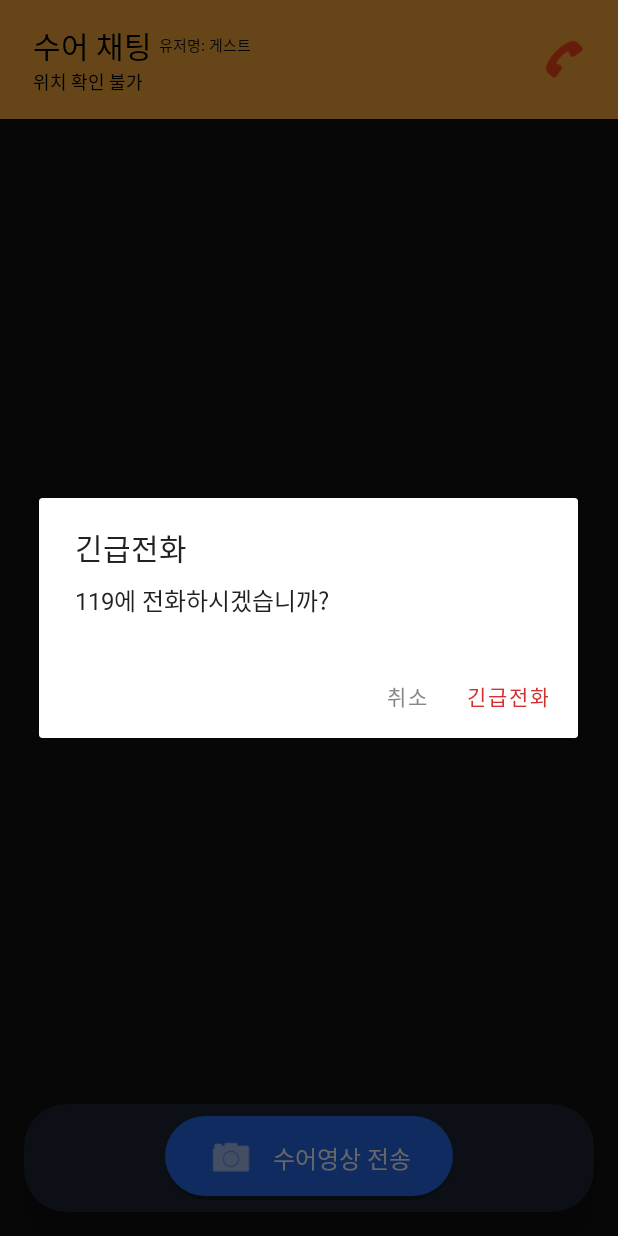
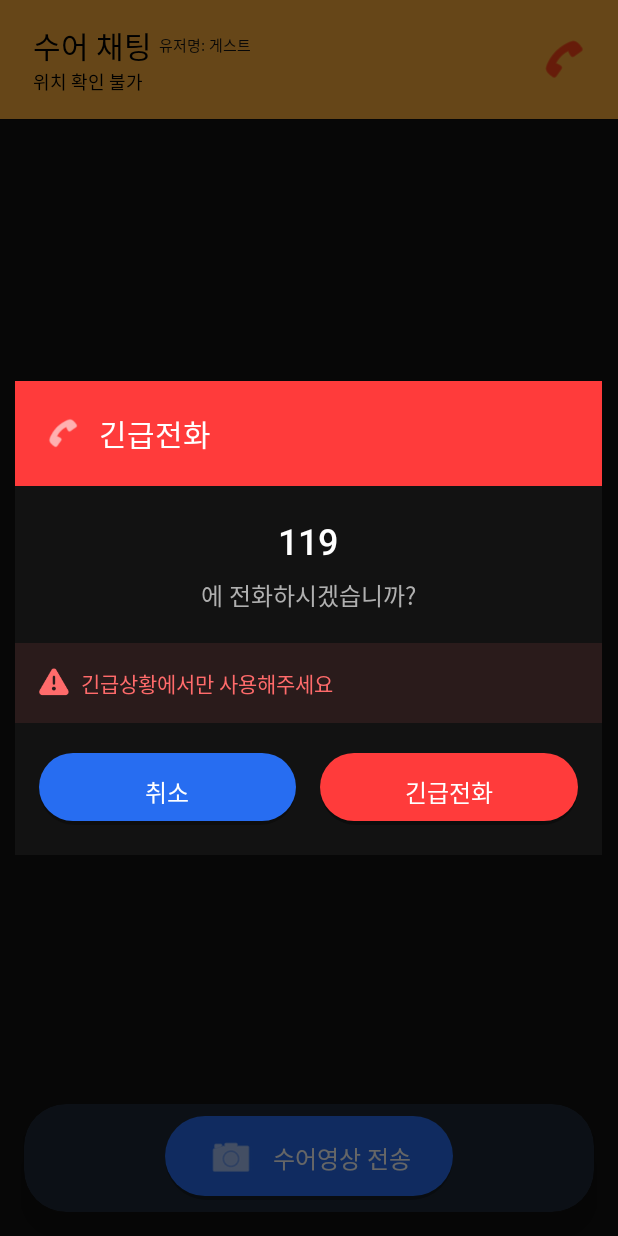
Before and after one commit to mangotree0867/hope_project, an Android app: the ChatActivity screen opened directly, with no data from a screen before it, after a tap on "긴급전화", on a phone screen of 412 x 824 dp. Run offline under Robolectric (Android 15) with nearby library versions, the phone set to English and light mode, and no system bars.

Commit message:
fix call pop up

```diff
--- a/app/src/main/java/com/android/example/myapplication/ChatActivity.java
+++ b/app/src/main/java/com/android/example/myapplication/ChatActivity.java
@@ -168,12 +168,24 @@ public class ChatActivity extends AppCompatActivity {
         ImageButton btnEmergency = findViewById(R.id.btnEmergencyCall);
         if (btnEmergency != null) {
             btnEmergency.setOnClickListener(v -> {
-                androidx.appcompat.app.AlertDialog dialog =
-                        new androidx.appcompat.app.AlertDialog.Builder(this)
-                                .setTitle("긴급전화")
-                                .setMessage(emergencyNumber + "에 전화하시겠습니까?")
-                                .setNegativeButton("취소", (d, w) -> d.dismiss())
-                                .setPositiveButton("긴급전화", (d, w) -> {
+                // Inflate custom dialog layout
+                View dialogView = getLayoutInflater().inflate(R.layout.dialog_emergency_call, null);
+                TextView tvPhoneNumber = dialogView.findViewById(R.id.tv_phone_number);
+                tvPhoneNumber.setText(emergencyNumber);
+
+                // Create dialog
+                androidx.appcompat.app.AlertDialog dialog = new androidx.appcompat.app.AlertDialog.Builder(this)
+                        .setView(dialogView)
+                        .setCancelable(true)
+                        .create();
+
+                // Set dialog background to transparent to show custom background
+                dialog.getWindow().setBackgroundDrawableResource(android.R.color.transparent);
+
+                // Handle button clicks
+                dialogView.findViewById(R.id.btn_cancel).setOnClickListener(cancelView -> dialog.dismiss());
+
+                dialogView.findViewById(R.id.btn_emergency_call).setOnClickListener(callView -> {
                     // 권한 체크 → 없으면 요청, 있으면 바로 통화
                     if (ContextCompat.checkSelfPermission(this, Manifest.permission.CALL_PHONE)
                             == PackageManager.PERMISSION_GRANTED) {
@@ -181,14 +193,10 @@ public class ChatActivity extends AppCompatActivity {
                     } else {
                         callPermissionLauncher.launch(Manifest.permission.CALL_PHONE);
                     }
-                                })
-                                .create();
+                    dialog.dismiss();
+                });
+
                 dialog.show();
-                // "긴급전화" 버튼 빨간색
-                dialog.getButton(androidx.appcompat.app.AlertDialog.BUTTON_POSITIVE)
-                        .setTextColor(0xFFD32F2F);
-                dialog.getButton(androidx.appcompat.app.AlertDialog.BUTTON_NEGATIVE)
-                        .setTextColor(0xFF888888);
             });
         }
         // [ADD] 목록에서 전달된 세션 ID 수신 (없으면 0)
--- /dev/null
+++ b/app/src/main/res/drawable/emergency_call_button_background.xml
@@ -0,0 +1,46 @@
+<?xml version="1.0" encoding="utf-8"?>
+<selector xmlns:android="http://schemas.android.com/apk/res/android">
+    <!-- Pressed state -->
+    <item android:state_pressed="true">
+        <shape android:shape="rectangle">
+            <gradient
+                android:startColor="#FF3B3B"
+                android:endColor="#FF3B3B"
+                android:angle="135" />
+            <corners android:radius="28dp" />
+            <padding
+                android:left="24dp"
+                android:right="24dp"
+                android:top="14dp"
+                android:bottom="14dp" />
+        </shape>
+    </item>
+
+    <!-- Default state -->
+    <item>
+        <layer-list>
+            <!-- Shadow layer -->
+            <item>
+                <shape android:shape="rectangle">
+                    <solid android:color="#40000000" />
+                    <corners android:radius="28dp" />
+                </shape>
+            </item>
+            <!-- Main button -->
+            <item android:bottom="3dp">
+                <shape android:shape="rectangle">
+                    <gradient
+                        android:startColor="#FF3B3B"
+                        android:endColor="#FF3B3B"
+                        android:angle="135" />
+                    <corners android:radius="28dp" />
+                    <padding
+                        android:left="24dp"
+                        android:right="24dp"
+                        android:top="14dp"
+                        android:bottom="14dp" />
+                </shape>
+            </item>
+        </layer-list>
+    </item>
+</selector>
--- /dev/null
+++ b/app/src/main/res/layout/dialog_emergency_call.xml
@@ -0,0 +1,127 @@
+<?xml version="1.0" encoding="utf-8"?>
+<LinearLayout xmlns:android="http://schemas.android.com/apk/res/android"
+    android:layout_width="320dp"
+    android:layout_height="wrap_content"
+    android:orientation="vertical"
+    android:background="#121212"
+    android:layout_gravity="center">
+
+    <!-- Dialog Header -->
+    <LinearLayout
+        android:layout_width="match_parent"
+        android:layout_height="wrap_content"
+        android:background="#FF3B3B"
+        android:orientation="horizontal"
+        android:padding="20dp"
+        android:gravity="center_vertical">
+
+        <ImageView
+            android:layout_width="24dp"
+            android:layout_height="24dp"
+            android:src="@android:drawable/ic_menu_call"
+            android:tint="#FFFFFF"
+            android:layout_marginEnd="12dp" />
+
+        <TextView
+            android:layout_width="wrap_content"
+            android:layout_height="wrap_content"
+            android:text="긴급전화"
+            android:textColor="#FFFFFF"
+            android:textSize="20sp"
+            android:fontFamily="sans-serif-medium" />
+
+    </LinearLayout>
+
+    <!-- Content Section -->
+    <LinearLayout
+        android:layout_width="match_parent"
+        android:layout_height="wrap_content"
+        android:orientation="vertical"
+        android:padding="20dp"
+        android:gravity="center">
+
+        <TextView
+            android:id="@+id/tv_phone_number"
+            android:layout_width="wrap_content"
+            android:layout_height="wrap_content"
+            android:text="119"
+            android:textColor="@color/text_primary"
+            android:textSize="24sp"
+            android:fontFamily="sans-serif-medium"
+            android:layout_marginBottom="8dp" />
+
+        <TextView
+            android:layout_width="wrap_content"
+            android:layout_height="wrap_content"
+            android:text="에 전화하시겠습니까?"
+            android:textColor="@color/text_secondary"
+            android:textSize="16sp"
+            android:gravity="center" />
+
+    </LinearLayout>
+
+    <!-- Emergency Warning -->
+    <LinearLayout
+        android:layout_width="match_parent"
+        android:layout_height="wrap_content"
+        android:background="#2A1B1B"
+        android:padding="16dp"
+        android:orientation="horizontal"
+        android:gravity="center_vertical">
+
+        <ImageView
+            android:layout_width="20dp"
+            android:layout_height="20dp"
+            android:src="@android:drawable/ic_dialog_alert"
+            android:tint="#FF6B6B"
+            android:layout_marginEnd="8dp" />
+
+        <TextView
+            android:layout_width="0dp"
+            android:layout_height="wrap_content"
+            android:layout_weight="1"
+            android:text="긴급상황에서만 사용해주세요"
+            android:textColor="#FF6B6B"
+            android:textSize="14sp" />
+
+    </LinearLayout>
+
+    <!-- Buttons -->
+    <LinearLayout
+        android:layout_width="match_parent"
+        android:layout_height="wrap_content"
+        android:orientation="horizontal"
+        android:paddingHorizontal="16dp"
+        android:paddingVertical="20dp">
+
+        <!-- Cancel Button -->
+        <androidx.appcompat.widget.AppCompatButton
+            android:id="@+id/btn_cancel"
+            android:layout_width="0dp"
+            android:layout_height="48dp"
+            android:layout_weight="1"
+            android:background="@drawable/button_gradient_secondary"
+            android:text="취소"
+            android:textColor="@color/white"
+            android:textSize="16sp"
+            android:textAllCaps="false"
+            android:fontFamily="sans-serif-medium"
+            android:layout_marginEnd="8dp" />
+
+        <!-- Emergency Call Button -->
+        <androidx.appcompat.widget.AppCompatButton
+            android:id="@+id/btn_emergency_call"
+            android:layout_width="0dp"
+            android:layout_height="48dp"
+            android:layout_weight="1"
+            android:background="@drawable/emergency_call_button_background"
+            android:text="긴급전화"
+            android:textColor="@color/white"
+            android:textSize="16sp"
+            android:textAllCaps="false"
+            android:fontFamily="sans-serif-medium"
+            android:layout_marginStart="8dp" />
+
+    </LinearLayout>
+
+</LinearLayout>
```
Also changed, not shown: app/src/main/java/com/android/example/myapplication/ChatListActivity.java (+78 -0 lines), app/src/main/java/com/android/example/myapplication/ChatSession.java (+5 -2 lines), app/src/main/java/com/android/example/myapplication/ChatSessionAdapter.java (+19 -4 lines), app/src/main/res/drawable/call_button_background.xml (added, +8 -0 lines), app/src/main/res/layout/dialog_edit_title.xml (added, +97 -0 lines), app/src/main/res/layout/item_chat_session.xml (+13 -0 lines). Lines whose indentation alone changed are shown as unchanged.
